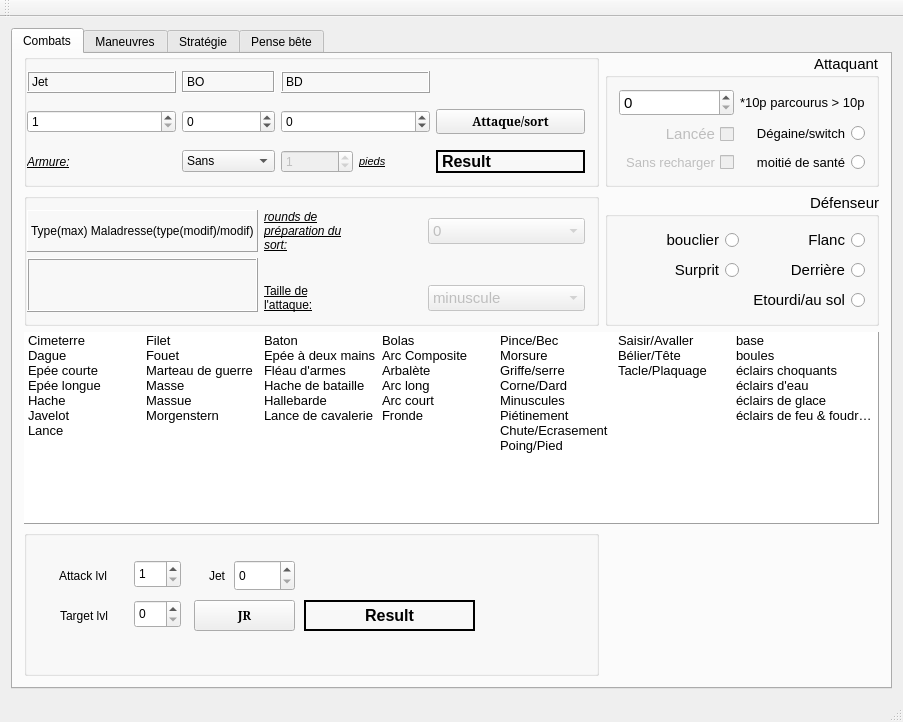
The window that mainwindow.ui (e2002e/JRTM-MERP) describes before a commit, drawn with Qt 5.
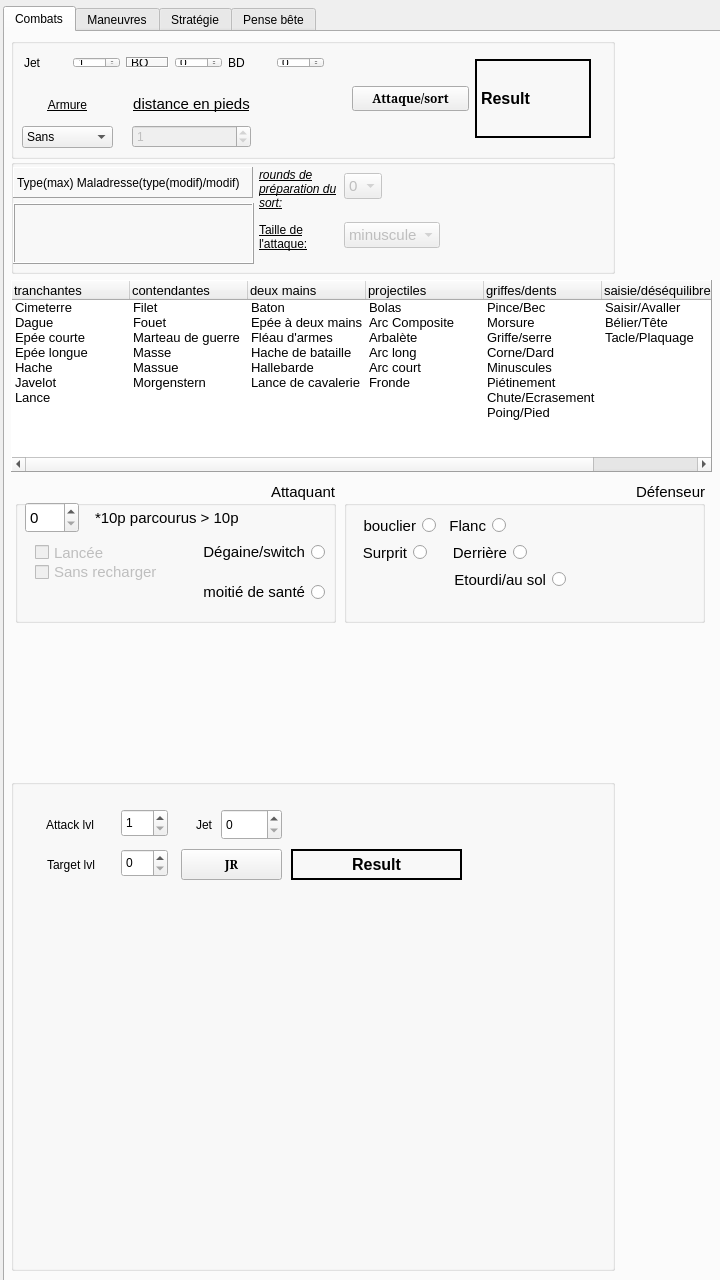
The same window after the commit.

Commit message: reworking the ui to run on android.

```diff
--- a/mainwindow.ui
+++ b/mainwindow.ui
@@ -6,14 +6,20 @@
    <rect>
     <x>0</x>
     <y>0</y>
-    <width>903</width>
-    <height>722</height>
+    <width>720</width>
+    <height>1280</height>
    </rect>
   </property>
+  <property name="sizePolicy">
+   <sizepolicy hsizetype="Expanding" vsizetype="Expanding">
+    <horstretch>0</horstretch>
+    <verstretch>0</verstretch>
+   </sizepolicy>
+  </property>
   <property name="minimumSize">
    <size>
-    <width>0</width>
-    <height>0</height>
+    <width>720</width>
+    <height>1280</height>
    </size>
   </property>
   <property name="maximumSize">
@@ -26,27 +32,225 @@
    <string>MainWindow</string>
   </property>
   <widget class="QWidget" name="centralWidget">
-   <layout class="QGridLayout" name="gridLayout">
-    <item row="1" column="0">
+   <property name="enabled">
+    <bool>true</bool>
+   </property>
+   <property name="sizePolicy">
+    <sizepolicy hsizetype="Expanding" vsizetype="Expanding">
+     <horstretch>0</horstretch>
+     <verstretch>0</verstretch>
+    </sizepolicy>
+   </property>
+   <property name="minimumSize">
+    <size>
+     <width>720</width>
+     <height>1280</height>
+    </size>
+   </property>
      <widget class="QTabWidget" name="tabWidget">
+    <property name="enabled">
+     <bool>true</bool>
+    </property>
+    <property name="geometry">
+     <rect>
+      <x>3</x>
+      <y>6</y>
+      <width>720</width>
+      <height>1280</height>
+     </rect>
+    </property>
+    <property name="sizePolicy">
+     <sizepolicy hsizetype="Preferred" vsizetype="Preferred">
+      <horstretch>0</horstretch>
+      <verstretch>0</verstretch>
+     </sizepolicy>
+    </property>
+    <property name="minimumSize">
+     <size>
+      <width>720</width>
+      <height>1280</height>
+     </size>
+    </property>
       <property name="currentIndex">
        <number>0</number>
       </property>
       <widget class="QWidget" name="tab">
+     <property name="enabled">
+      <bool>true</bool>
+     </property>
        <attribute name="title">
         <string>Combats</string>
        </attribute>
-       <layout class="QGridLayout" name="gridLayout_2">
-        <property name="topMargin">
-         <number>0</number>
-        </property>
-        <item row="0" column="0">
-         <layout class="QGridLayout" name="gridLayout_3">
-          <property name="sizeConstraint">
-           <enum>QLayout::SetNoConstraint</enum>
-          </property>
-          <item row="0" column="0">
+     <widget class="QGroupBox" name="groupBox_6">
+      <property name="geometry">
+       <rect>
+        <x>10</x>
+        <y>450</y>
+        <width>321</width>
+        <height>141</height>
+       </rect>
+      </property>
+      <property name="sizePolicy">
+       <sizepolicy hsizetype="Preferred" vsizetype="Minimum">
+        <horstretch>0</horstretch>
+        <verstretch>0</verstretch>
+       </sizepolicy>
+      </property>
+      <property name="minimumSize">
+       <size>
+        <width>0</width>
+        <height>115</height>
+       </size>
+      </property>
+      <property name="maximumSize">
+       <size>
+        <width>11111</width>
+        <height>11111</height>
+       </size>
+      </property>
+      <property name="font">
+       <font>
+        <pointsize>11</pointsize>
+       </font>
+      </property>
+      <property name="layoutDirection">
+       <enum>Qt::RightToLeft</enum>
+      </property>
+      <property name="title">
+       <string>Attaquant</string>
+      </property>
+      <widget class="QLabel" name="label_7">
+       <property name="geometry">
+        <rect>
+         <x>80</x>
+         <y>25</y>
+         <width>151</width>
+         <height>21</height>
+        </rect>
+       </property>
+       <property name="font">
+        <font>
+         <pointsize>11</pointsize>
+        </font>
+       </property>
+       <property name="text">
+        <string>*10p parcourus &gt; 10p</string>
+       </property>
+      </widget>
+      <widget class="QRadioButton" name="radioButton_9">
+       <property name="geometry">
+        <rect>
+         <x>179</x>
+         <y>60</y>
+         <width>131</width>
+         <height>20</height>
+        </rect>
+       </property>
+       <property name="font">
+        <font>
+         <pointsize>11</pointsize>
+        </font>
+       </property>
+       <property name="text">
+        <string>Dégaine/switch</string>
+       </property>
+       <property name="autoExclusive">
+        <bool>false</bool>
+       </property>
+      </widget>
+      <widget class="QRadioButton" name="radioButton_10">
+       <property name="geometry">
+        <rect>
+         <x>179</x>
+         <y>100</y>
+         <width>131</width>
+         <height>20</height>
+        </rect>
+       </property>
+       <property name="font">
+        <font>
+         <pointsize>11</pointsize>
+        </font>
+       </property>
+       <property name="text">
+        <string>moitié de santé</string>
+       </property>
+       <property name="autoExclusive">
+        <bool>false</bool>
+       </property>
+      </widget>
+      <widget class="QCheckBox" name="checkBox">
+       <property name="enabled">
+        <bool>false</bool>
+       </property>
+       <property name="geometry">
+        <rect>
+         <x>20</x>
+         <y>60</y>
+         <width>71</width>
+         <height>21</height>
+        </rect>
+       </property>
+       <property name="layoutDirection">
+        <enum>Qt::LeftToRight</enum>
+       </property>
+       <property name="text">
+        <string>Lancée</string>
+       </property>
+       <property name="checkable">
+        <bool>true</bool>
+       </property>
+      </widget>
+      <widget class="QCheckBox" name="checkBox_2">
+       <property name="enabled">
+        <bool>false</bool>
+       </property>
+       <property name="geometry">
+        <rect>
+         <x>20</x>
+         <y>80</y>
+         <width>131</width>
+         <height>20</height>
+        </rect>
+       </property>
+       <property name="font">
+        <font>
+         <pointsize>11</pointsize>
+        </font>
+       </property>
+       <property name="layoutDirection">
+        <enum>Qt::LeftToRight</enum>
+       </property>
+       <property name="text">
+        <string>Sans recharger</string>
+       </property>
+      </widget>
+      <widget class="QSpinBox" name="spinBox_5">
+       <property name="geometry">
+        <rect>
+         <x>10</x>
+         <y>20</y>
+         <width>54</width>
+         <height>31</height>
+        </rect>
+       </property>
+       <property name="layoutDirection">
+        <enum>Qt::LeftToRight</enum>
+       </property>
+       <property name="autoFillBackground">
+        <bool>false</bool>
+       </property>
+      </widget>
+     </widget>
            <widget class="QGroupBox" name="groupBox_8">
+      <property name="geometry">
+       <rect>
+        <x>6</x>
+        <y>6</y>
+        <width>604</width>
+        <height>121</height>
+       </rect>
+      </property>
             <property name="sizePolicy">
              <sizepolicy hsizetype="Preferred" vsizetype="Preferred">
               <horstretch>0</horstretch>
@@ -68,14 +272,87 @@
             <property name="title">
              <string/>
             </property>
-            <layout class="QGridLayout" name="gridLayout_7">
-             <property name="leftMargin">
-              <number>0</number>
-             </property>
-             <item row="0" column="3" colspan="2">
+      <widget class="QWidget" name="">
+       <property name="geometry">
+        <rect>
+         <x>2</x>
+         <y>8</y>
+         <width>322</width>
+         <height>33</height>
+        </rect>
+       </property>
+       <layout class="QHBoxLayout" name="horizontalLayout">
+        <item>
+         <widget class="QLabel" name="label">
+          <property name="frameShape">
+           <enum>QFrame::NoFrame</enum>
+          </property>
+          <property name="frameShadow">
+           <enum>QFrame::Raised</enum>
+          </property>
+          <property name="text">
+           <string>Jet</string>
+          </property>
+          <property name="buddy">
+           <cstring>spinBox</cstring>
+          </property>
+         </widget>
+        </item>
+        <item>
+         <widget class="QSpinBox" name="spinBox">
+          <property name="accelerated">
+           <bool>true</bool>
+          </property>
+          <property name="showGroupSeparator" stdset="0">
+           <bool>false</bool>
+          </property>
+          <property name="minimum">
+           <number>1</number>
+          </property>
+          <property name="maximum">
+           <number>999</number>
+          </property>
+          <property name="value">
+           <number>1</number>
+          </property>
+         </widget>
+        </item>
+        <item>
+         <widget class="QLabel" name="label_2">
+          <property name="frameShape">
+           <enum>QFrame::Box</enum>
+          </property>
+          <property name="frameShadow">
+           <enum>QFrame::Sunken</enum>
+          </property>
+          <property name="text">
+           <string>BO</string>
+          </property>
+          <property name="buddy">
+           <cstring>spinBox_2</cstring>
+          </property>
+         </widget>
+        </item>
+        <item>
+         <widget class="QSpinBox" name="spinBox_2">
+          <property name="accelerated">
+           <bool>true</bool>
+          </property>
+          <property name="showGroupSeparator" stdset="0">
+           <bool>false</bool>
+          </property>
+          <property name="minimum">
+           <number>-49</number>
+          </property>
+          <property name="maximum">
+           <number>300</number>
+          </property>
+         </widget>
+        </item>
+        <item>
               <widget class="QLabel" name="label_3">
                <property name="frameShape">
-                <enum>QFrame::Box</enum>
+           <enum>QFrame::NoFrame</enum>
                </property>
                <property name="frameShadow">
                 <enum>QFrame::Raised</enum>
@@ -88,42 +365,7 @@
                </property>
               </widget>
              </item>
-             <item row="1" column="0" rowspan="2" colspan="2">
-              <widget class="QSpinBox" name="spinBox">
-               <property name="accelerated">
-                <bool>true</bool>
-               </property>
-               <property name="showGroupSeparator" stdset="0">
-                <bool>false</bool>
-               </property>
-               <property name="minimum">
-                <number>1</number>
-               </property>
-               <property name="maximum">
-                <number>999</number>
-               </property>
-               <property name="value">
-                <number>1</number>
-               </property>
-              </widget>
-             </item>
-             <item row="1" column="2" rowspan="2">
-              <widget class="QSpinBox" name="spinBox_2">
-               <property name="accelerated">
-                <bool>true</bool>
-               </property>
-               <property name="showGroupSeparator" stdset="0">
-                <bool>false</bool>
-               </property>
-               <property name="minimum">
-                <number>-49</number>
-               </property>
-               <property name="maximum">
-                <number>300</number>
-               </property>
-              </widget>
-             </item>
-             <item row="1" column="3" rowspan="2" colspan="2">
+        <item>
               <widget class="QSpinBox" name="spinBox_3">
                <property name="accelerated">
                 <bool>true</bool>
@@ -139,7 +381,19 @@
                </property>
               </widget>
              </item>
-             <item row="1" column="5" rowspan="2" colspan="2">
+       </layout>
+      </widget>
+      <widget class="QWidget" name="">
+       <property name="geometry">
+        <rect>
+         <x>330</x>
+         <y>10</y>
+         <width>261</width>
+         <height>101</height>
+        </rect>
+       </property>
+       <layout class="QHBoxLayout" name="horizontalLayout_2">
+        <item>
               <widget class="QPushButton" name="pushButton">
                <property name="font">
                 <font>
@@ -153,39 +407,57 @@
                </property>
               </widget>
              </item>
-             <item row="0" column="2">
-              <widget class="QLabel" name="label_2">
-               <property name="frameShape">
-                <enum>QFrame::Box</enum>
-               </property>
-               <property name="frameShadow">
-                <enum>QFrame::Sunken</enum>
-               </property>
-               <property name="text">
-                <string>BO</string>
-               </property>
-               <property name="buddy">
-                <cstring>spinBox_2</cstring>
-               </property>
-              </widget>
-             </item>
-             <item row="0" column="0" colspan="2">
-              <widget class="QLabel" name="label">
+        <item>
+         <widget class="QLabel" name="result">
+          <property name="font">
+           <font>
+            <pointsize>12</pointsize>
+            <weight>75</weight>
+            <bold>true</bold>
+           </font>
+          </property>
+          <property name="layoutDirection">
+           <enum>Qt::LeftToRight</enum>
+          </property>
+          <property name="autoFillBackground">
+           <bool>false</bool>
+          </property>
                <property name="frameShape">
-                <enum>QFrame::Box</enum>
+           <enum>QFrame::WinPanel</enum>
                </property>
                <property name="frameShadow">
-                <enum>QFrame::Raised</enum>
-               </property>
+           <enum>QFrame::Plain</enum>
+          </property>
+          <property name="lineWidth">
+           <number>1</number>
+          </property>
+          <property name="midLineWidth">
+           <number>0</number>
+          </property>
                <property name="text">
-                <string>Jet</string>
-               </property>
+           <string>Result</string>
+          </property>
+          <property name="textFormat">
+           <enum>Qt::PlainText</enum>
+          </property>
                <property name="buddy">
                 <cstring>spinBox</cstring>
                </property>
               </widget>
              </item>
-             <item row="4" column="0">
+       </layout>
+      </widget>
+      <widget class="QWidget" name="">
+       <property name="geometry">
+        <rect>
+         <x>0</x>
+         <y>40</y>
+         <width>113</width>
+         <height>81</height>
+        </rect>
+       </property>
+       <layout class="QVBoxLayout" name="verticalLayout">
+        <item>
               <widget class="QLabel" name="label_4">
                <property name="sizePolicy">
                 <sizepolicy hsizetype="Preferred" vsizetype="Preferred">
@@ -201,7 +473,7 @@
                </property>
                <property name="font">
                 <font>
-                 <italic>true</italic>
+            <italic>false</italic>
                  <underline>true</underline>
                 </font>
                </property>
@@ -212,17 +484,20 @@
                 <enum>QFrame::Sunken</enum>
                </property>
                <property name="text">
-                <string>Armure:</string>
+           <string>Armure</string>
                </property>
                <property name="scaledContents">
                 <bool>false</bool>
                </property>
+          <property name="alignment">
+           <set>Qt::AlignCenter</set>
+          </property>
                <property name="buddy">
                 <cstring>comboBox_2</cstring>
                </property>
               </widget>
              </item>
-             <item row="4" column="2">
+        <item>
               <widget class="QComboBox" name="comboBox_2">
                <property name="sizeAdjustPolicy">
                 <enum>QComboBox::AdjustToContents</enum>
@@ -254,194 +529,63 @@
                </item>
               </widget>
              </item>
-             <item row="4" column="3">
-              <widget class="QSpinBox" name="spinBox_4">
-               <property name="enabled">
-                <bool>false</bool>
-               </property>
-               <property name="maximum">
-                <number>400</number>
-               </property>
-               <property name="value">
-                <number>1</number>
-               </property>
-              </widget>
-             </item>
-             <item row="4" column="4">
+       </layout>
+      </widget>
+      <widget class="QWidget" name="">
+       <property name="geometry">
+        <rect>
+         <x>110</x>
+         <y>40</y>
+         <width>141</width>
+         <height>81</height>
+        </rect>
+       </property>
+       <layout class="QVBoxLayout" name="verticalLayout_2">
+        <item>
               <widget class="QLabel" name="label_8">
                <property name="font">
                 <font>
-                 <pointsize>8</pointsize>
-                 <italic>true</italic>
+            <pointsize>11</pointsize>
+            <italic>false</italic>
                  <underline>true</underline>
                 </font>
                </property>
                <property name="text">
-                <string>pieds</string>
+           <string>distance en pieds</string>
+          </property>
+          <property name="alignment">
+           <set>Qt::AlignCenter</set>
                </property>
                <property name="buddy">
                 <cstring>spinBox_4</cstring>
                </property>
               </widget>
              </item>
-             <item row="4" column="5" colspan="2">
-              <widget class="QLabel" name="result">
-               <property name="font">
-                <font>
-                 <pointsize>12</pointsize>
-                 <weight>75</weight>
-                 <bold>true</bold>
-                </font>
-               </property>
-               <property name="layoutDirection">
-                <enum>Qt::LeftToRight</enum>
-               </property>
-               <property name="autoFillBackground">
+        <item>
+         <widget class="QSpinBox" name="spinBox_4">
+          <property name="enabled">
                 <bool>false</bool>
                </property>
-               <property name="frameShape">
-                <enum>QFrame::WinPanel</enum>
-               </property>
-               <property name="frameShadow">
-                <enum>QFrame::Plain</enum>
-               </property>
-               <property name="lineWidth">
+          <property name="maximum">
+           <number>400</number>
+          </property>
+          <property name="value">
                 <number>1</number>
                </property>
-               <property name="midLineWidth">
-                <number>0</number>
-               </property>
-               <property name="text">
-                <string>Result</string>
-               </property>
-               <property name="textFormat">
-                <enum>Qt::PlainText</enum>
-               </property>
-               <property name="buddy">
-                <cstring>pushButton</cstring>
-               </property>
               </widget>
              </item>
             </layout>
            </widget>
-          </item>
-          <item row="0" column="1">
-           <widget class="QGroupBox" name="groupBox_6">
-            <property name="sizePolicy">
-             <sizepolicy hsizetype="Preferred" vsizetype="Minimum">
-              <horstretch>0</horstretch>
-              <verstretch>0</verstretch>
-             </sizepolicy>
-            </property>
-            <property name="minimumSize">
-             <size>
-              <width>0</width>
-              <height>115</height>
-             </size>
-            </property>
-            <property name="maximumSize">
-             <size>
-              <width>11111</width>
-              <height>11111</height>
-             </size>
-            </property>
-            <property name="font">
-             <font>
-              <pointsize>11</pointsize>
-             </font>
-            </property>
-            <property name="layoutDirection">
-             <enum>Qt::RightToLeft</enum>
-            </property>
-            <property name="title">
-             <string>Attaquant</string>
-            </property>
-            <layout class="QGridLayout" name="gridLayout_5">
-             <item row="0" column="0">
-              <widget class="QLabel" name="label_7">
-               <property name="font">
-                <font>
-                 <pointsize>10</pointsize>
-                </font>
-               </property>
-               <property name="text">
-                <string>*10p parcourus &gt; 10p</string>
-               </property>
-              </widget>
-             </item>
-             <item row="2" column="0">
-              <widget class="QRadioButton" name="radioButton_9">
-               <property name="font">
-                <font>
-                 <pointsize>10</pointsize>
-                </font>
-               </property>
-               <property name="text">
-                <string>Dégaine/switch</string>
-               </property>
-               <property name="autoExclusive">
-                <bool>false</bool>
-               </property>
-              </widget>
-             </item>
-             <item row="3" column="0">
-              <widget class="QRadioButton" name="radioButton_10">
-               <property name="font">
-                <font>
-                 <pointsize>10</pointsize>
-                </font>
-               </property>
-               <property name="text">
-                <string>moitié de santé</string>
-               </property>
-               <property name="autoExclusive">
-                <bool>false</bool>
-               </property>
-              </widget>
-             </item>
-             <item row="2" column="1">
-              <widget class="QCheckBox" name="checkBox">
-               <property name="enabled">
-                <bool>false</bool>
-               </property>
-               <property name="text">
-                <string>Lancée</string>
-               </property>
-               <property name="checkable">
-                <bool>true</bool>
-               </property>
-              </widget>
-             </item>
-             <item row="3" column="1">
-              <widget class="QCheckBox" name="checkBox_2">
-               <property name="enabled">
-                <bool>false</bool>
-               </property>
-               <property name="font">
-                <font>
-                 <pointsize>10</pointsize>
-                </font>
-               </property>
-               <property name="text">
-                <string>Sans recharger</string>
-               </property>
-              </widget>
-             </item>
-             <item row="0" column="1">
-              <widget class="QSpinBox" name="spinBox_5">
-               <property name="layoutDirection">
-                <enum>Qt::LeftToRight</enum>
-               </property>
-               <property name="autoFillBackground">
-                <bool>false</bool>
-               </property>
-              </widget>
-             </item>
-            </layout>
-           </widget>
-          </item>
-          <item row="1" column="0">
+     </widget>
            <widget class="QGroupBox" name="groupBox_7">
+      <property name="geometry">
+       <rect>
+        <x>6</x>
+        <y>127</y>
+        <width>604</width>
+        <height>115</height>
+       </rect>
+      </property>
             <property name="sizePolicy">
              <sizepolicy hsizetype="Preferred" vsizetype="Preferred">
               <horstretch>0</horstretch>
@@ -468,12 +612,15 @@
             <property name="title">
              <string/>
             </property>
-            <layout class="QGridLayout" name="gridLayout_6">
-             <property name="leftMargin">
-              <number>0</number>
-             </property>
-             <item row="2" column="2">
               <widget class="QLabel" name="label_9">
+       <property name="geometry">
+        <rect>
+         <x>248</x>
+         <y>63</y>
+         <width>52</width>
+         <height>29</height>
+        </rect>
+       </property>
                <property name="font">
                 <font>
                  <pointsize>9</pointsize>
@@ -491,12 +638,18 @@
                 <cstring>comboBox_5</cstring>
                </property>
               </widget>
-             </item>
-             <item row="2" column="3">
               <widget class="QComboBox" name="comboBox_5">
                <property name="enabled">
                 <bool>false</bool>
                </property>
+       <property name="geometry">
+        <rect>
+         <x>333</x>
+         <y>63</y>
+         <width>103</width>
+         <height>31</height>
+        </rect>
+       </property>
                <property name="layoutDirection">
                 <enum>Qt::LeftToRight</enum>
                </property>
@@ -529,9 +682,15 @@
                 </property>
                </item>
               </widget>
-             </item>
-             <item row="0" column="2">
               <widget class="QLabel" name="label_34">
+       <property name="geometry">
+        <rect>
+         <x>248</x>
+         <y>8</y>
+         <width>79</width>
+         <height>43</height>
+        </rect>
+       </property>
                <property name="font">
                 <font>
                  <pointsize>9</pointsize>
@@ -548,12 +707,18 @@
                 <cstring>comboBox_8</cstring>
                </property>
               </widget>
-             </item>
-             <item row="0" column="3">
               <widget class="QComboBox" name="comboBox_8">
                <property name="enabled">
                 <bool>false</bool>
                </property>
+       <property name="geometry">
+        <rect>
+         <x>333</x>
+         <y>14</y>
+         <width>42</width>
+         <height>31</height>
+        </rect>
+       </property>
                <property name="sizeAdjustPolicy">
                 <enum>QComboBox::AdjustToContents</enum>
                </property>
@@ -583,9 +748,15 @@
                 </property>
                </item>
               </widget>
-             </item>
-             <item row="0" column="0">
               <widget class="QLabel" name="label_6">
+       <property name="geometry">
+        <rect>
+         <x>2</x>
+         <y>8</y>
+         <width>240</width>
+         <height>31</height>
+        </rect>
+       </property>
                <property name="font">
                 <font>
                  <pointsize>9</pointsize>
@@ -601,9 +772,21 @@
                 <string>Type(max) Maladresse(type(modif)/modif)</string>
                </property>
               </widget>
-             </item>
-             <item row="1" column="0" rowspan="2">
               <widget class="QLabel" name="label_5">
+       <property name="geometry">
+        <rect>
+         <x>2</x>
+         <y>44</y>
+         <width>241</width>
+         <height>61</height>
+        </rect>
+       </property>
+       <property name="sizePolicy">
+        <sizepolicy hsizetype="Expanding" vsizetype="Expanding">
+         <horstretch>0</horstretch>
+         <verstretch>0</verstretch>
+        </sizepolicy>
+       </property>
                <property name="font">
                 <font>
                  <pointsize>9</pointsize>
@@ -622,12 +805,16 @@
                 <string/>
                </property>
               </widget>
-             </item>
-            </layout>
-           </widget>
-          </item>
-          <item row="1" column="1">
+     </widget>
            <widget class="QGroupBox" name="groupBox">
+      <property name="geometry">
+       <rect>
+        <x>339</x>
+        <y>450</y>
+        <width>361</width>
+        <height>141</height>
+       </rect>
+      </property>
             <property name="sizePolicy">
              <sizepolicy hsizetype="Preferred" vsizetype="Minimum">
               <horstretch>0</horstretch>
@@ -664,9 +851,15 @@
             <property name="checkable">
              <bool>false</bool>
             </property>
-            <layout class="QGridLayout" name="gridLayout_4">
-             <item row="0" column="0">
               <widget class="QRadioButton" name="radioButton_2">
+       <property name="geometry">
+        <rect>
+         <x>98</x>
+         <y>33</y>
+         <width>64</width>
+         <height>21</height>
+        </rect>
+       </property>
                <property name="text">
                 <string>Flanc</string>
                </property>
@@ -674,9 +867,15 @@
                 <bool>false</bool>
                </property>
               </widget>
-             </item>
-             <item row="4" column="0">
               <widget class="QRadioButton" name="radioButton_3">
+       <property name="geometry">
+        <rect>
+         <x>98</x>
+         <y>60</y>
+         <width>85</width>
+         <height>21</height>
+        </rect>
+       </property>
                <property name="text">
                 <string>Derrière</string>
                </property>
@@ -684,9 +883,15 @@
                 <bool>false</bool>
                </property>
               </widget>
-             </item>
-             <item row="5" column="0">
               <widget class="QRadioButton" name="radioButton_8">
+       <property name="geometry">
+        <rect>
+         <x>98</x>
+         <y>87</y>
+         <width>124</width>
+         <height>21</height>
+        </rect>
+       </property>
                <property name="font">
                 <font>
                  <pointsize>11</pointsize>
@@ -699,9 +904,15 @@
                 <bool>false</bool>
                </property>
               </widget>
-             </item>
-             <item row="4" column="1">
               <widget class="QRadioButton" name="radioButton_7">
+       <property name="geometry">
+        <rect>
+         <x>8</x>
+         <y>60</y>
+         <width>75</width>
+         <height>21</height>
+        </rect>
+       </property>
                <property name="text">
                 <string>Surprit</string>
                </property>
@@ -709,9 +920,15 @@
                 <bool>false</bool>
                </property>
               </widget>
-             </item>
-             <item row="0" column="1">
               <widget class="QRadioButton" name="radioButton_6">
+       <property name="geometry">
+        <rect>
+         <x>8</x>
+         <y>33</y>
+         <width>84</width>
+         <height>21</height>
+        </rect>
+       </property>
                <property name="font">
                 <font>
                  <pointsize>11</pointsize>
@@ -724,12 +941,16 @@
                 <bool>false</bool>
                </property>
               </widget>
-             </item>
-            </layout>
-           </widget>
-          </item>
-          <item row="2" column="0" colspan="2">
+     </widget>
            <widget class="QTreeWidget" name="treeWidget">
+      <property name="geometry">
+       <rect>
+        <x>6</x>
+        <y>248</y>
+        <width>701</width>
+        <height>192</height>
+       </rect>
+      </property>
             <property name="sizePolicy">
              <sizepolicy hsizetype="Expanding" vsizetype="Expanding">
               <horstretch>0</horstretch>
@@ -769,7 +990,7 @@
              <enum>Qt::ScrollBarAlwaysOff</enum>
             </property>
             <property name="horizontalScrollBarPolicy">
-             <enum>Qt::ScrollBarAlwaysOff</enum>
+       <enum>Qt::ScrollBarAsNeeded</enum>
             </property>
             <property name="sizeAdjustPolicy">
              <enum>QAbstractScrollArea::AdjustIgnored</enum>
@@ -811,7 +1032,7 @@
              <bool>true</bool>
             </property>
             <attribute name="headerVisible">
-             <bool>false</bool>
+       <bool>true</bool>
             </attribute>
             <attribute name="headerCascadingSectionResizes">
              <bool>false</bool>
@@ -1045,9 +1266,15 @@
              </property>
             </item>
            </widget>
-          </item>
-          <item row="3" column="0">
            <widget class="QGroupBox" name="groupBox_9">
+      <property name="geometry">
+       <rect>
+        <x>6</x>
+        <y>747</y>
+        <width>604</width>
+        <height>492</height>
+       </rect>
+      </property>
             <property name="sizePolicy">
              <sizepolicy hsizetype="Expanding" vsizetype="Expanding">
               <horstretch>0</horstretch>
@@ -1212,10 +1439,6 @@
              </property>
             </widget>
            </widget>
-          </item>
-         </layout>
-        </item>
-       </layout>
       </widget>
       <widget class="QWidget" name="tab_2">
        <attribute name="title">
@@ -2294,18 +2517,7 @@
        </widget>
       </widget>
      </widget>
-    </item>
-   </layout>
   </widget>
-  <widget class="QToolBar" name="mainToolBar">
-   <attribute name="toolBarArea">
-    <enum>TopToolBarArea</enum>
-   </attribute>
-   <attribute name="toolBarBreak">
-    <bool>false</bool>
-   </attribute>
-  </widget>
-  <widget class="QStatusBar" name="statusBar"/>
   <action name="actionexit">
    <property name="text">
     <string>exit</string>
```
Left out of the diff: 322 changed lines with no effect on the pictures. Lines whose indentation alone changed are shown as unchanged.
